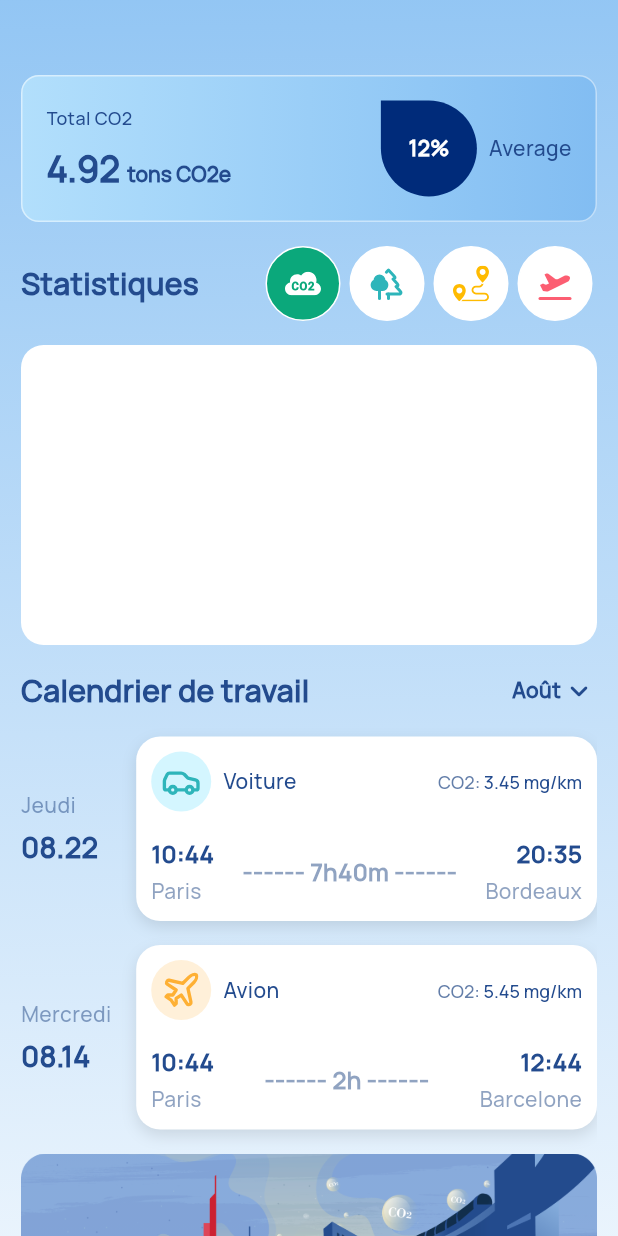
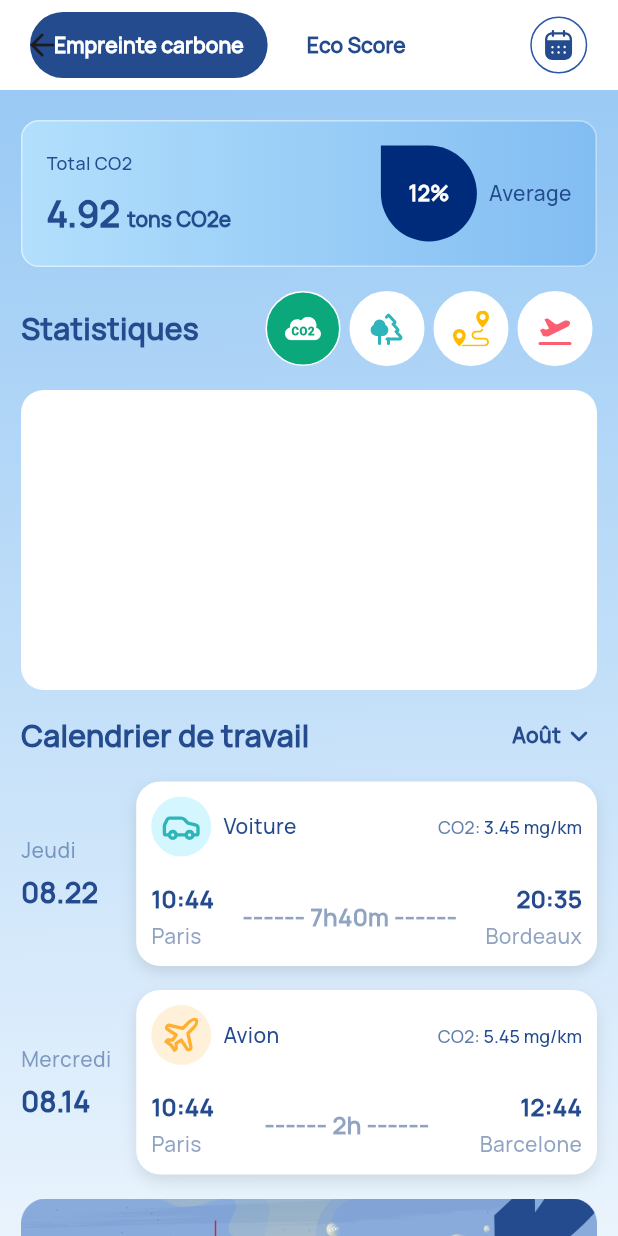
Before and after one commit to Phan-AnhDuc/vinci-co2, a Flutter app: the HomeScreen screen opened directly, on a phone screen of 412 x 824 dp. Run offline on Flutter 3.47's test engine with Material 3 defaults, Android fonts, the phone set to English and light mode, and no system bars; our stand-ins replace animated_bottom_navigation_bar, auto_size_text, dio, easy_localization, equatable, flutter_keyboard_visibility and 8 more; accounts and stored records are empty; generated files the repository leaves out were written again.

Commit message:
Phat trien appbar

```diff
--- a/lib/ui/home_screen/home_screen.dart
+++ b/lib/ui/home_screen/home_screen.dart
@@ -16,13 +16,15 @@ class HomeScreen extends StatefulWidget {
 
 class _HomeScreenState extends State<HomeScreen> {
   int _selectedIndex = 1;
+  int _tabIndex = 1;
   final ValueNotifier<bool> _isShowTravel = ValueNotifier<bool>(true);
 
   List<String> iconGridView = [OneIcons.ic_location, OneIcons.ic_car_blue, OneIcons.ic_statistical, OneIcons.ic_foot];
   List<String> titleGridView = ['Mes voyages', 'Mon garage', 'Mes statistiques de mobilité', 'Mon activité physique'];
   @override
   Widget build(BuildContext context) {
-    return Scaffold(
+    return SafeArea(
+      child: Scaffold(
         body: Container(
           decoration: const BoxDecoration(
             gradient: LinearGradient(
@@ -34,15 +36,64 @@ class _HomeScreenState extends State<HomeScreen> {
               ],
             ),
           ),
-        child: Padding(
-          padding: const EdgeInsets.symmetric(horizontal: 14),
           child: CustomScrollView(
             physics: const BouncingScrollPhysics(),
             slivers: [
+              SliverAppBar(
+                pinned: true,
+                backgroundColor: OneColors.white,
+                elevation: 0,
+                flexibleSpace: Padding(
+                  padding: const EdgeInsets.only(left: 20, top: 8, bottom: 8, right: 20),
+                  child: Row(
+                    mainAxisAlignment: MainAxisAlignment.spaceBetween,
+                    children: [
+                      Row(
+                        children: [
+                          MaterialButton(
+                            elevation: 0,
+                            focusElevation: 0,
+                            color: _tabIndex == 1 ? OneColors.buttonBlue : null,
+                            shape: RoundedRectangleBorder(borderRadius: BorderRadius.circular(100)),
+                            onPressed: () {
+                              setState(() {
+                                _tabIndex = 1;
+                              });
+                            },
+                            child:
+                                Text('Empreinte carbone', style: OneTheme.of(context).s14w7TextGreyDark.copyWith(color: _tabIndex == 1 ? OneColors.white : OneColors.buttonBlue)),
+                          ),
+                          const SizedBox(width: 10),
+                          MaterialButton(
+                            elevation: 0,
+                            focusElevation: 0,
+                            color: _tabIndex == 2 ? OneColors.buttonBlue : null,
+                            shape: RoundedRectangleBorder(borderRadius: BorderRadius.circular(100)),
+                            onPressed: () {
+                              setState(() {
+                                _tabIndex = 2;
+                              });
+                            },
+                            child: Text('Eco Score', style: OneTheme.of(context).s14w7TextGreyDark.copyWith(color: _tabIndex == 2 ? OneColors.white : OneColors.buttonBlue)),
+                          ),
+                        ],
+                      ),
+                      Container(
+                        padding: const EdgeInsets.all(6),
+                        decoration: BoxDecoration(shape: BoxShape.circle, border: Border.all(width: 1, color: OneColors.textFlag2)),
+                        child: SvgPicture.asset(OneIcons.ic_calendar_current),
+                      )
+                    ],
+                  ),
+                ),
+                toolbarHeight: 60,
+              ),
               SliverToBoxAdapter(
+                child: Padding(
+                  padding: const EdgeInsets.symmetric(horizontal: 14),
                   child: Column(
                     children: [
-                    const SizedBox(height: 50),
+                      const SizedBox(height: 20),
                       _buildTotalCacbonAndAverage(),
                       _buildStatistiques(),
                       _buildWorkSchedule(),
@@ -52,7 +103,11 @@ class _HomeScreenState extends State<HomeScreen> {
                     ],
                   ),
                 ),
-              _buildGridView(),
+              ),
+              SliverPadding(
+                padding: const EdgeInsets.symmetric(horizontal: 14),
+                sliver: _buildGridView(),
+              ),
               const SliverToBoxAdapter(child: SizedBox(height: 50)),
             ],
           ),
@@ -168,7 +223,6 @@ class _HomeScreenState extends State<HomeScreen> {
 
   Widget _buildItemIcon({required int index, Function? callBack, required String icons}) {
     final bool isSelected = _selectedIndex == index;
-
     return InkWell(
       onTap: () {
         setState(() {
```
Lines whose indentation alone changed are shown as unchanged.
